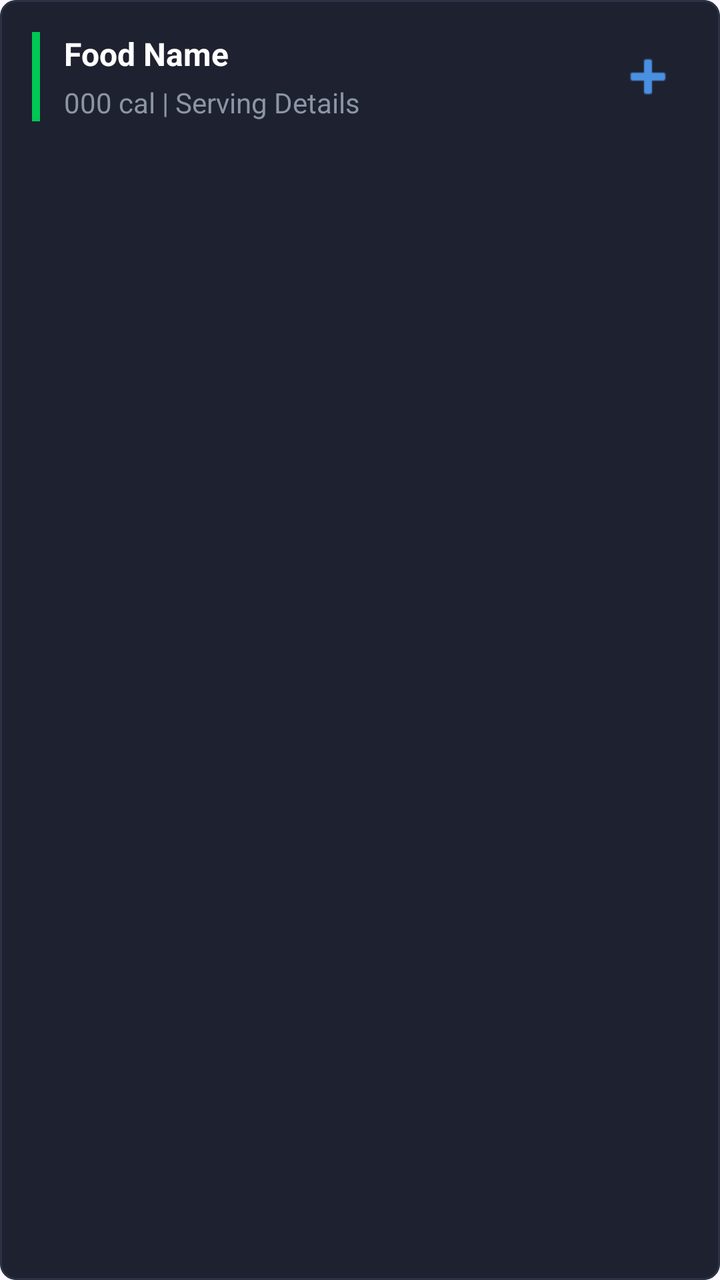
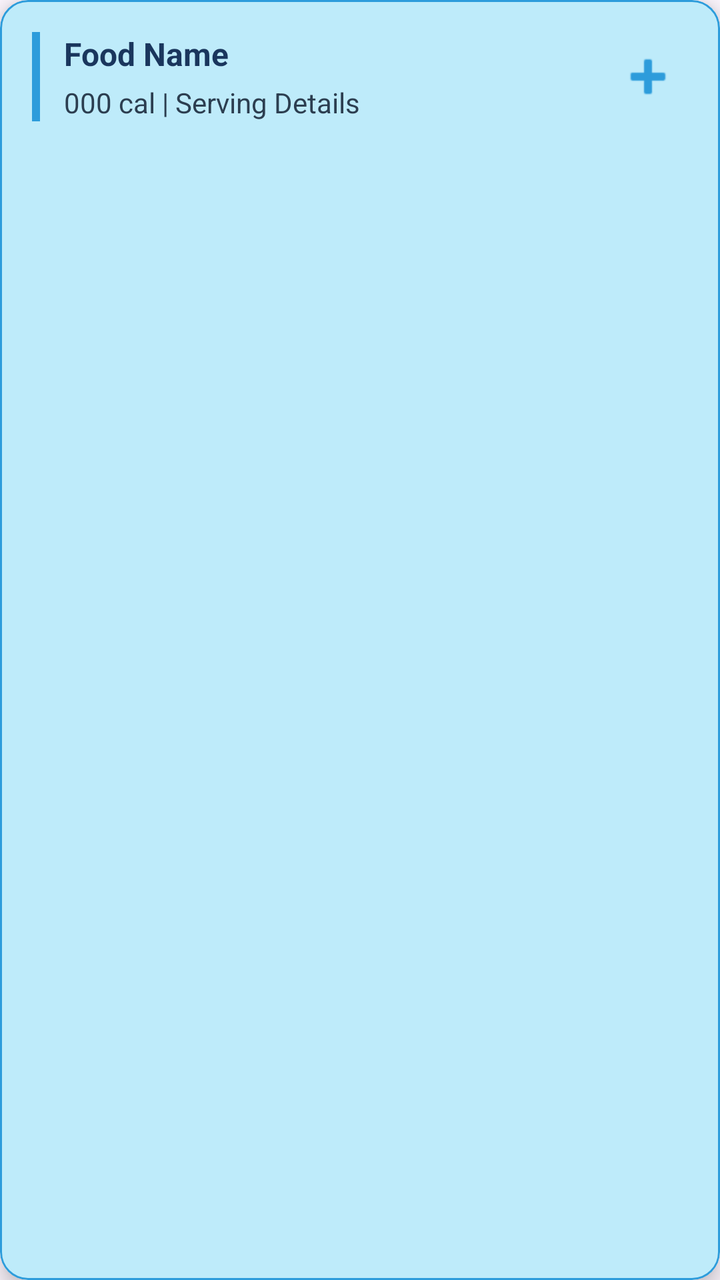

Screens rendered from an Android XML layout before and after an edit, with the pre-edit source and the edit as a unified diff.
<!-- AndroidManifest.xml: application theme Theme.HeronHealth -->
<!-- res/layout/food_search.xml -->
<?xml version="1.0" encoding="utf-8"?>
<com.google.android.material.card.MaterialCardView
    xmlns:android="http://schemas.android.com/apk/res/android"
    xmlns:app="http://schemas.android.com/apk/res-auto"
    android:layout_width="match_parent"
    android:layout_height="wrap_content"
    android:layout_marginHorizontal="16dp"
    android:layout_marginTop="8dp"
    android:layout_marginBottom="4dp"
    app:cardBackgroundColor="#1E2230"
    app:cardCornerRadius="8dp"
    app:strokeColor="#2C3145"
    app:strokeWidth="1dp">

    <androidx.constraintlayout.widget.ConstraintLayout
        android:layout_width="match_parent"
        android:layout_height="wrap_content"
        android:padding="16dp">

        
        <View
            android:id="@+id/statusIndicator"
            android:layout_width="4dp"
            android:layout_height="0dp"
            android:background="#00C853"
            app:layout_constraintBottom_toBottomOf="@id/tvDetails"
            app:layout_constraintStart_toStartOf="parent"
            app:layout_constraintTop_toTopOf="@id/tvFoodName" />

        
        <TextView
            android:id="@+id/tvFoodName"
            android:layout_width="0dp"
            android:layout_height="wrap_content"
            android:layout_marginStart="12dp"
            android:layout_marginEnd="8dp"
            android:ellipsize="end"
            android:maxLines="1"
            android:text="Food Name"
            android:textColor="#FFFFFF"
            android:textSize="16sp"
            android:textStyle="bold"
            app:layout_constraintEnd_toStartOf="@+id/btnAddFood"
            app:layout_constraintStart_toEndOf="@id/statusIndicator"
            app:layout_constraintTop_toTopOf="parent" />

        
        <TextView
            android:id="@+id/tvDetails"
            android:layout_width="0dp"
            android:layout_height="wrap_content"
            android:layout_marginTop="4dp"
            android:text="000 cal | Serving Details"
            android:textColor="#8B95A5"
            android:textSize="14sp"
            app:layout_constraintEnd_toEndOf="@id/tvFoodName"
            app:layout_constraintStart_toStartOf="@id/tvFoodName"
            app:layout_constraintTop_toBottomOf="@id/tvFoodName" />

        
        <ImageButton
            android:id="@+id/btnAddFood"
            android:layout_width="40dp"
            android:layout_height="40dp"
            android:background="?attr/selectableItemBackgroundBorderless"
            android:contentDescription="Add to log"
            android:scaleType="centerInside"
            android:src="@android:drawable/ic_input_add"
            app:layout_constraintBottom_toBottomOf="parent"
            app:layout_constraintEnd_toEndOf="parent"
            app:layout_constraintTop_toTopOf="parent"
            app:tint="#4A90E2" />

    </androidx.constraintlayout.widget.ConstraintLayout>
</com.google.android.material.card.MaterialCardView>
<!-- resources referenced by this layout -->
<resources>
  <style name="Theme.HeronHealth" parent="Base.Theme.HeronHealth" />
  <style name="Base.Theme.HeronHealth" parent="Theme.Material3.DayNight.NoActionBar">
          
          
      </style>
</resources>

<!-- the commit's change to res/layout/food_search.xml (unified diff, before → after) -->
@@ -7,10 +7,11 @@
     android:layout_marginHorizontal="16dp"
     android:layout_marginTop="8dp"
     android:layout_marginBottom="4dp"
-    app:cardBackgroundColor="#1E2230"
-    app:cardCornerRadius="8dp"
-    app:strokeColor="#2C3145"
-    app:strokeWidth="1dp">
+    app:cardBackgroundColor="#beebfa"
+    app:cardCornerRadius="14dp"
+    app:strokeColor="#2D9CDB"
+    app:strokeWidth="1dp"
+    app:cardElevation="6dp">
 
     <androidx.constraintlayout.widget.ConstraintLayout
         android:layout_width="match_parent"
@@ -22,7 +23,7 @@
             android:id="@+id/statusIndicator"
             android:layout_width="4dp"
             android:layout_height="0dp"
-            android:background="#00C853"
+            android:background="#2D9CDB"
             app:layout_constraintBottom_toBottomOf="@id/tvDetails"
             app:layout_constraintStart_toStartOf="parent"
             app:layout_constraintTop_toTopOf="@id/tvFoodName" />
@@ -37,7 +38,7 @@
             android:ellipsize="end"
             android:maxLines="1"
             android:text="Food Name"
-            android:textColor="#FFFFFF"
+            android:textColor="#1A365D"
             android:textSize="16sp"
             android:textStyle="bold"
             app:layout_constraintEnd_toStartOf="@+id/btnAddFood"
@@ -51,7 +52,7 @@
             android:layout_height="wrap_content"
             android:layout_marginTop="4dp"
             android:text="000 cal | Serving Details"
-            android:textColor="#8B95A5"
+            android:textColor="#2C3E50"
             android:textSize="14sp"
             app:layout_constraintEnd_toEndOf="@id/tvFoodName"
             app:layout_constraintStart_toStartOf="@id/tvFoodName"
@@ -66,10 +67,10 @@
             android:contentDescription="Add to log"
             android:scaleType="centerInside"
             android:src="@android:drawable/ic_input_add"
+            app:tint="#2D9CDB"
             app:layout_constraintBottom_toBottomOf="parent"
             app:layout_constraintEnd_toEndOf="parent"
-            app:layout_constraintTop_toTopOf="parent"
-            app:tint="#4A90E2" />
+            app:layout_constraintTop_toTopOf="parent" />
 
     </androidx.constraintlayout.widget.ConstraintLayout>
 </com.google.android.material.card.MaterialCardView>
